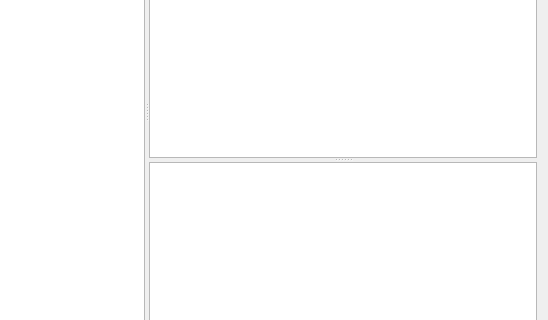
Above: ui/taskpage.ui from pr2026/CppCraftClient before the change; both pictures show x 254 to 802 and y 189 to 509 of the 802 by 600 pixel window. Below: the same form after it.
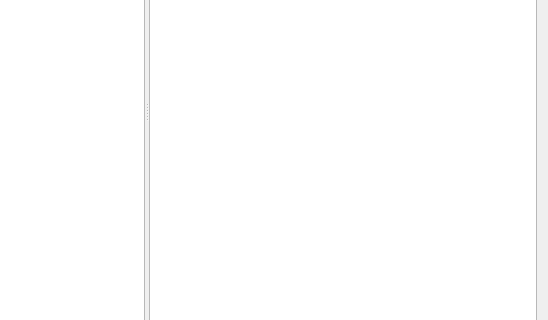
That is the form after the change.

Patch:
```diff
--- a/ui/taskpage.ui
+++ b/ui/taskpage.ui
@@ -84,7 +84,6 @@
            </sizepolicy>
           </property>
          </widget>
-         <widget class="QTextEdit" name="codeEdit"/>
         </widget>
        </item>
        <item>
```
